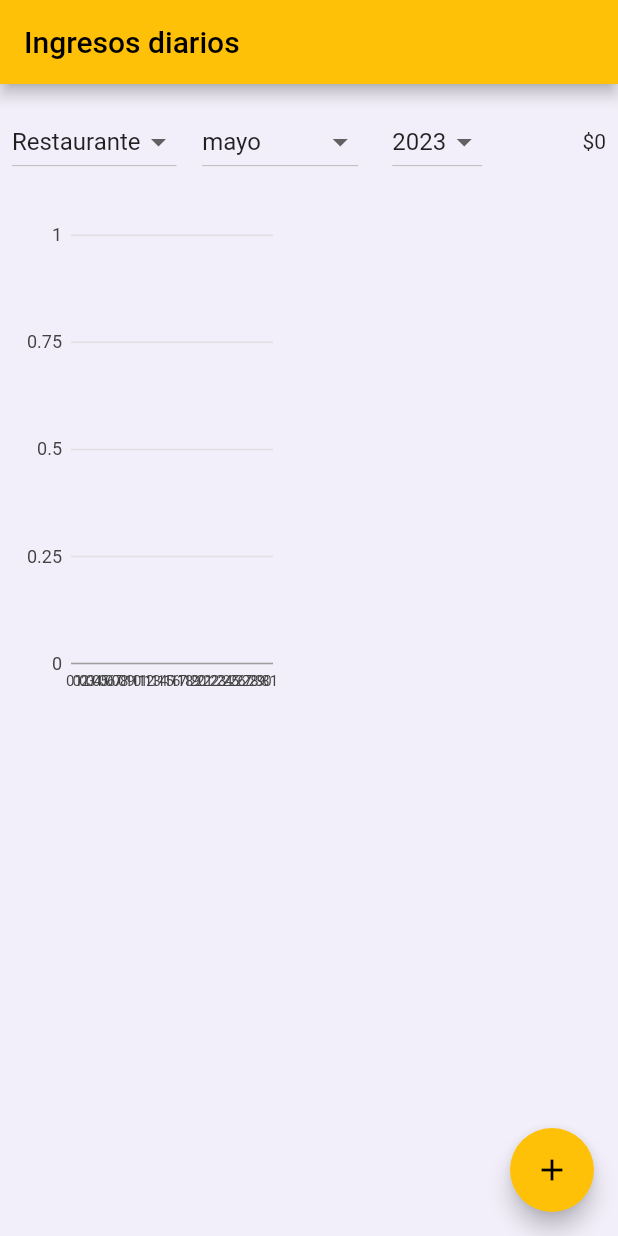
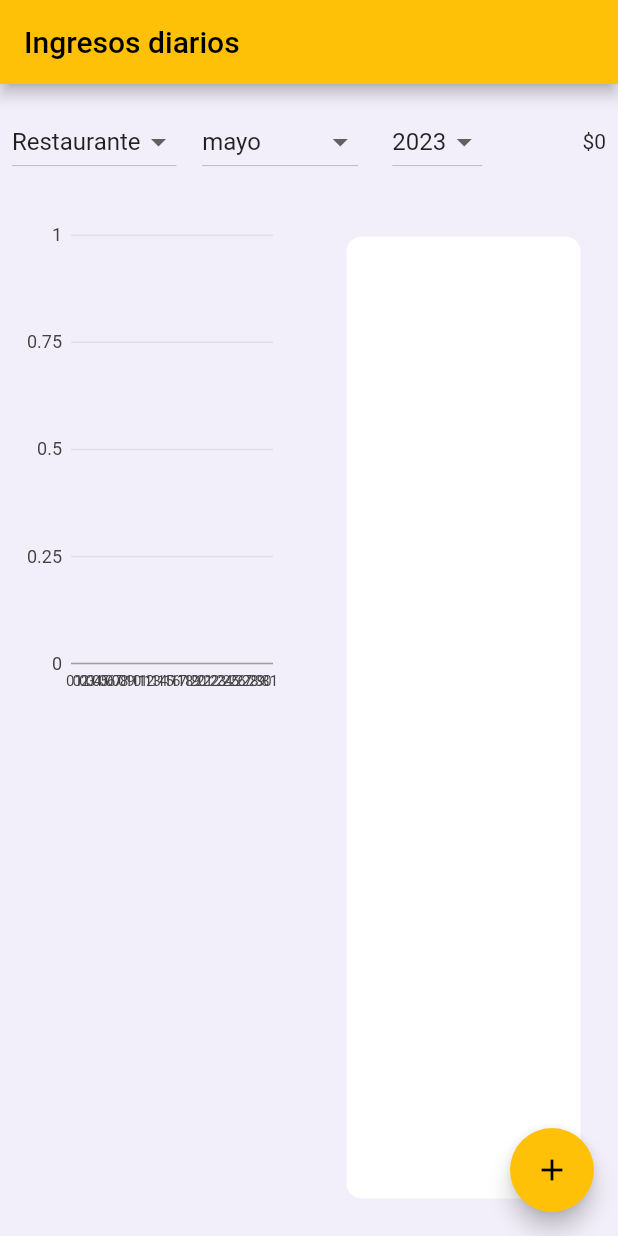
Before and after one commit to ubonano/fin_del_mundo_management, a Flutter app: the screen it shows after launch, on a phone screen of 412 x 824 dp. Run offline on Flutter 3.47's test engine with Material 2 defaults, Android fonts, the phone set to English and light mode, and no system bars; drawn by our look-alikes of fl_chart; our stand-ins replace auto_route, charts_flutter, cloud_firestore, faker, firebase_core, get_it and 1 more; accounts and stored records are empty; statements that could not run were skipped.

Commit message:
app background widget

```diff
--- a/lib/ui/pages/daily_income/daily_income_page.dart
+++ b/lib/ui/pages/daily_income/daily_income_page.dart
@@ -5,6 +5,7 @@ import 'package:fin_del_mundo_management/ui/pages/daily_income/widgets/daily_inc
 import 'package:fin_del_mundo_management/ui/pages/daily_income/widgets/daily_income_year_filter.dart';
 import 'package:flutter/material.dart';
 import 'package:logging/logging.dart';
+import '../../widgets/app_background.dart';
 import 'widgets/daily_income_branch_filter.dart';
 import 'widgets/daily_income_add_button.dart';
 import 'widgets/daily_income_list.dart';
@@ -53,7 +54,10 @@ class DailyIncomePage extends StatelessWidget {
                     ],
                   ),
                 ),
-                Expanded(flex: 1, child: DailyIncomeList()),
+                Expanded(
+                  flex: 1,
+                  child: AppBackgound(child: DailyIncomeList()),
+                ),
               ],
             ),
           ),
--- /dev/null
+++ b/lib/ui/widgets/app_background.dart
@@ -0,0 +1,22 @@
+import 'package:flutter/material.dart';
+
+class AppBackgound extends StatelessWidget {
+  final Widget child;
+
+  const AppBackgound({super.key, required this.child});
+
+  @override
+  Widget build(BuildContext context) {
+    return Expanded(
+      child: Container(
+        padding: const EdgeInsets.all(10),
+        margin: const EdgeInsets.only(top: 25, bottom: 25, left: 25, right: 25),
+        decoration: BoxDecoration(
+          color: Colors.white,
+          borderRadius: BorderRadius.circular(10),
+        ),
+        child: child,
+      ),
+    );
+  }
+}
```
